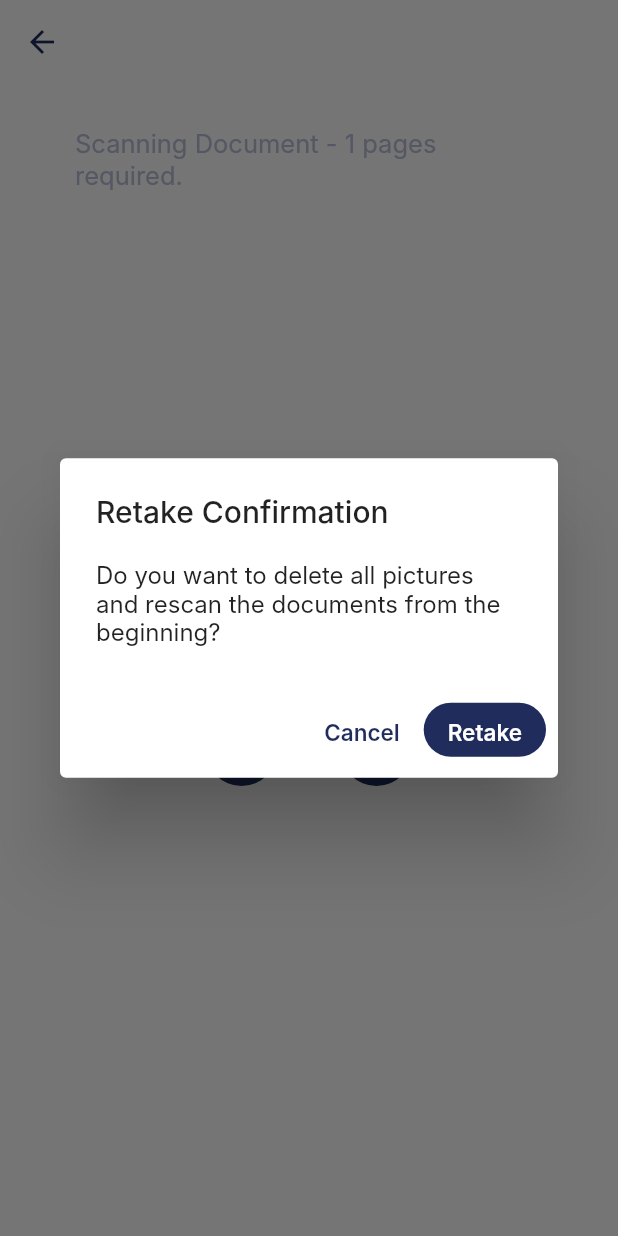
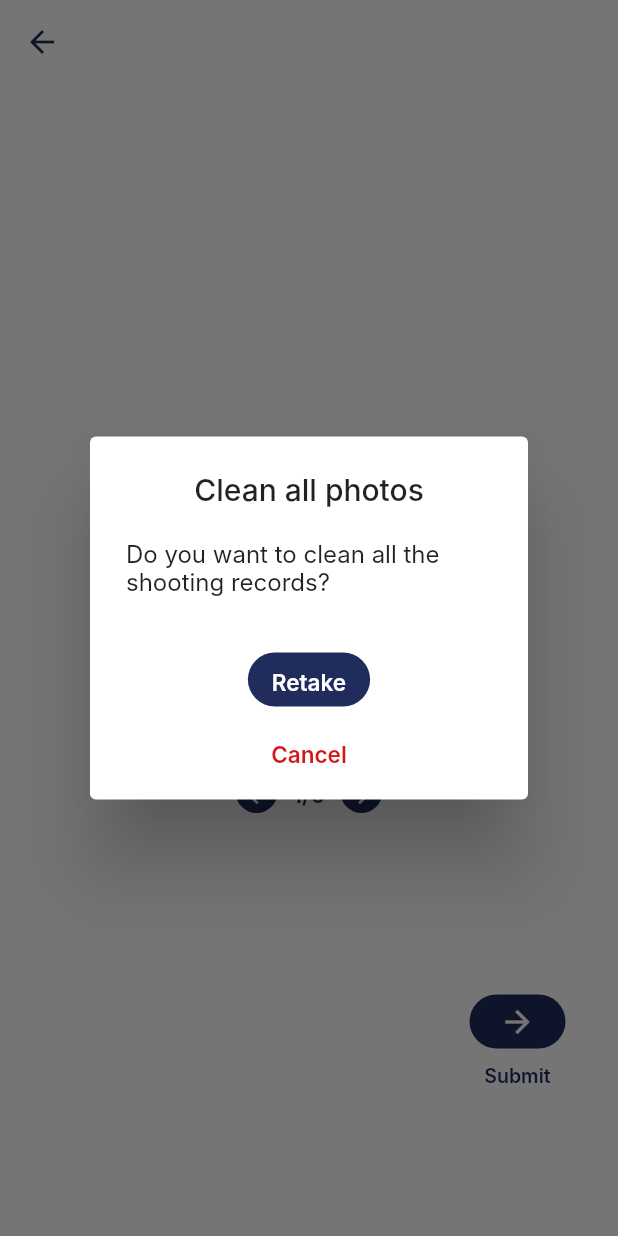
Before and after one commit to BU-Spark/se-courtinfo-mobile-flutter, a Flutter app: the ScanDocScreen screen opened by its route, after a tap on "Retake", on a phone screen of 412 x 824 dp. Run offline on Flutter 3.47's test engine with Material 2 defaults, Android fonts, the phone set to English and light mode, and no system bars; our stand-ins replace flutter_secure_storage, go_router, jwt_decoder; missing offline and left inert: cunning_document_scanner; accounts and stored records are empty; Roboto replaces fonts that are missing (Inter).

Commit message:
Styling adjustment finished
Need to reduce redundant on similar code

```diff
--- a/lib/main.dart
+++ b/lib/main.dart
@@ -126,7 +126,7 @@ class _WelcomeScreenState extends State<WelcomeScreen> {
                       margin: const EdgeInsets.fromLTRB(0, 0, 0, 0),
                       child: FloatingActionButton.extended(
                           heroTag: 'login_tag',
-                          onPressed: () => {context.goNamed('login')},
+                          onPressed: () => {context.goNamed('camera')}, //just for test, change back to "login" later on
                           label: const Text('Log in'),
                           backgroundColor: const Color(0xff1f2c5c)),
                     ),
--- a/lib/screens/camera/scanDocScreen.dart
+++ b/lib/screens/camera/scanDocScreen.dart
@@ -3,6 +3,7 @@ import 'package:flutter/material.dart';
 import 'package:go_router/go_router.dart';
 import 'package:cunning_document_scanner/cunning_document_scanner.dart';
 import '../../utility/retake_dialog.dart';
+import '../../utility/picture_dialog.dart';
 
 class ScanDocScreen extends StatefulWidget {
   final int minPageCount;
@@ -43,16 +44,10 @@ class _ScanDocScreen extends State<ScanDocScreen> {
       // Handle exception here
     }
   }
+  int _currentIndex = 0;
 
-  bool _morePicAllowed() {
-    // check whether the user is able to take more pictures (page.length < minPageCount)
-    return _pictures.length < widget.minPageCount;
-  }
-
-  int _currentIndex = 0;
   @override
   Widget build(BuildContext context) {
-    bool morePicAllowed = _morePicAllowed();
     return Scaffold(
       appBar: AppBar(
         backgroundColor: Colors.white,
@@ -64,20 +59,15 @@ class _ScanDocScreen extends State<ScanDocScreen> {
         ),
       ),
       body: Container(
-        padding: const EdgeInsets.fromLTRB(50, 20, 50, 50),
+        padding: const EdgeInsets.fromLTRB(20, 20, 20, 20),
         width: double.infinity,
-        height: 896,
+        height: 920,
         decoration: const BoxDecoration(
           color: Color(0xffffffff),
         ),
         child: Column(
           children: [
-            const SizedBox(height: 10),
-            Center(
-              child: Text(
-                  'Scanning Document - ${widget.minPageCount} pages required.'),
-            ),
-
+            const SizedBox(height: 50),
             GestureDetector(
               child: SizedBox(
                 height: 300,
@@ -93,7 +83,8 @@ class _ScanDocScreen extends State<ScanDocScreen> {
                     return Stack(children: [
                       GestureDetector(
                         onTap: () {
-                          // view a page in full-screen view
+                          _showFullScreenDialog(context,
+                              index); // view a page in full-screen view
                         },
                         child: Padding(
                           padding: const EdgeInsets.all(1.0),
@@ -114,7 +105,11 @@ class _ScanDocScreen extends State<ScanDocScreen> {
                               shape: BoxShape.circle,
                               color: Color.fromARGB(255, 212, 22, 22),
                             ),
-                            child: const Icon(Icons.close, size: 16, color: Colors.white,),
+                            child: const Icon(
+                              Icons.close,
+                              size: 16,
+                              color: Colors.white,
+                            ),
                           ),
                         ),
                       ),
@@ -123,7 +118,7 @@ class _ScanDocScreen extends State<ScanDocScreen> {
                 ),
               ),
             ),
-
+            const SizedBox(height:10),
             // Retake button
             Row(
               mainAxisAlignment: MainAxisAlignment.center,
@@ -141,7 +136,11 @@ class _ScanDocScreen extends State<ScanDocScreen> {
                     backgroundColor: Colors.white, // Background color
                   ),
                   onPressed: _showRetakeConfirm,
-                  child: const Text(
+                  child: Row(
+                    mainAxisSize: MainAxisSize.min,
+                    mainAxisAlignment: MainAxisAlignment.center,
+                    children: const [
+                      Text(
                         'Retake',
                         textAlign: TextAlign.center,
                         style: TextStyle(
@@ -151,6 +150,14 @@ class _ScanDocScreen extends State<ScanDocScreen> {
                           color: Color(0xff1f2c5c),
                         ),
                       ),
+                      SizedBox(width:5), // Adjust the spacing between the text and the icon
+                      Icon(
+                        Icons.photo_camera,
+                        color: Color(0xff1f2c5c),
+                        size: 20, // Adjust the size of the camera icon
+                      ),
+                    ],
+                  ),
                 ),
                 const SizedBox(width: 10),
                 // Add More Pages button
@@ -159,37 +166,65 @@ class _ScanDocScreen extends State<ScanDocScreen> {
                     elevation: 0,
                     shape: RoundedRectangleBorder(
                       borderRadius: BorderRadius.circular(50.0),
+                      side: const BorderSide(
+                        color: Color(0xff1f2c5c),
+                        width: 2.0,
                       ),
-                    backgroundColor: const Color(0xff1f2c5c),
+                    ),
+                    backgroundColor: Colors.white, // Background color
                   ),
                   onPressed: _addMorePicture,
-                  child: const Text(
-                    'Add more pages',
+                  child: Row(
+                    mainAxisSize: MainAxisSize.min,
+                    mainAxisAlignment: MainAxisAlignment.center,
+                    children: const [
+                      Text(
+                        'Add More Pages',
                         textAlign: TextAlign.center,
                         style: TextStyle(
-                      fontSize: 15,
+                          fontSize: 14,
                           fontWeight: FontWeight.w600,
                           height: 1.6699999173,
-                      color: Colors.white,
+                          color: Color(0xff1f2c5c),
                         ),
+                      ),
+                      SizedBox(width: 5),
+                      Text(
+                        '+',
+                        style: TextStyle(
+                          color: Color(0xff1f2c5c),
+                          fontSize: 28,
+                          fontWeight:
+                              FontWeight.bold, // Set the font weight to bold
                         ),
                       ),
                     ],
                   ),
+                ),
+              ],
+            ),
+            const SizedBox(height: 30),
             Row(
               mainAxisAlignment: MainAxisAlignment.center,
               children: [
-                Container(
+                SizedBox(
+                  width: 28,
+                  height: 28,
+                  child: Container(
                     decoration: const BoxDecoration(
                       shape: BoxShape.circle,
                       color: Color(0xFF1F2C5C),
                     ),
+                    child: Center(
                       child: IconButton(
                         icon: const Icon(
-                      Icons.arrow_back,
+                          Icons.arrow_back_ios,
                           color: Colors.white,
+                          size: 15,
                         ),
                         onPressed: () => _onNavigate(-1),
+                      ),
+                    ),
                   ),
                 ),
                 const SizedBox(width: 10),
@@ -204,25 +239,36 @@ class _ScanDocScreen extends State<ScanDocScreen> {
                   ),
                 ),
                 const SizedBox(width: 10),
-                Container(
+                SizedBox(
+                  width: 28,
+                  height: 28,
+                  child: Container(
                     decoration: const BoxDecoration(
                       shape: BoxShape.circle,
                       color: Color(0xFF1F2C5C),
                     ),
+                    child: Center(
                       child: IconButton(
                         icon: const Icon(
-                      Icons.arrow_forward,
+                          Icons.arrow_forward_ios,
                           color: Colors.white,
+                          size: 15,
                         ),
                         onPressed: () => _onNavigate(1),
                       ),
                     ),
+                  ),
+                ),
               ],
             ),
-            const SizedBox(height: 40),
+            const SizedBox(height: 100),
 
             // Submit button
-            if (!morePicAllowed)
+              Container(
+                alignment: Alignment.bottomRight,
+                margin: const EdgeInsets.all(15),
+                child: Column(
+                  children: [
                     ElevatedButton(
                       style: ElevatedButton.styleFrom(
                         elevation: 0,
@@ -232,15 +278,22 @@ class _ScanDocScreen extends State<ScanDocScreen> {
                         backgroundColor: const Color(0xff1f2c5c),
                       ),
                       onPressed: _onSubmit,
-                child: const Text(
+                      child: const Icon(
+                        Icons.arrow_forward,
+                        color: Colors.white,
+                      ),
+                    ),
+                    const Text(
                       'Submit',
                       textAlign: TextAlign.center,
                       style: TextStyle(
-                    fontSize: 12,
+                        fontSize: 13,
                         fontWeight: FontWeight.w600,
                         height: 1.6699999173,
-                    color: Colors.white,
+                        color: Color(0xff1f2c5c),
                       ),
+                    ),
+                  ],
                 ),
               ),
           ],
@@ -275,6 +328,16 @@ Future<void> _showRetakeConfirm() async {
       },
     );
   }
+
+  void _showFullScreenDialog(BuildContext context, int index) {
+    showDialog(
+      context: context,
+      builder: (context) {
+        return FullScreenDialog(imageFile: File(_pictures[index]));
+      },
+    );
+  }
+
   void _onDeletePicture(int index) {
     setState(() {
       _pictures.removeAt(index);
@@ -321,7 +384,7 @@ Future<void> _showRetakeConfirm() async {
       final snackBar = SnackBar(
         content: Text(
           'You need to scan exactly ${widget.minPageCount} pages.',
-          style: TextStyle(color: Colors.white),
+          style: const TextStyle(color: Colors.white),
         ),
         backgroundColor: Colors.red,
       );
--- a/lib/utility/retake_dialog.dart
+++ b/lib/utility/retake_dialog.dart
@@ -12,24 +12,15 @@ class RetakeDialog extends StatefulWidget {
 class _RetakeDialogState extends State<RetakeDialog> {
   @override
   Widget build(BuildContext context) {
-    return AlertDialog(
-      title: const Text('Retake Confirmation'),
-      content: const Text(
-          'Do you want to delete all pictures and rescan the documents from the beginning?'),
+    return Center(
+      child: Container(
+        padding: const EdgeInsets.fromLTRB(20, 180, 20, 180),
+        child: AlertDialog(
+          title: const Center(child: Text('Clean all photos')),
+          content: const Text('Do you want to clean all the shooting records?'),
           actions: [
-        TextButton(
-          onPressed: () => Navigator.of(context).pop(),
-          child: const Text(
-            'Cancel',
-            style: TextStyle(
-              fontSize: 15,
-              fontWeight: FontWeight.w600,
-              height: 1.6699999173,
-              color: Color(0xff1f2c5c),
-            ),
-          ),
-        ),
-        ElevatedButton(
+            Center(
+              child: ElevatedButton(
                 style: ElevatedButton.styleFrom(
                   elevation: 0,
                   shape: RoundedRectangleBorder(
@@ -52,7 +43,24 @@ class _RetakeDialogState extends State<RetakeDialog> {
                   ),
                 ),
               ),
+            ),
+            Center(
+              child: TextButton(
+                onPressed: () => Navigator.of(context).pop(),
+                child: const Text(
+                  'Cancel',
+                  style: TextStyle(
+                    fontSize: 15,
+                    fontWeight: FontWeight.w600,
+                    height: 1.6699999173,
+                    color: Color.fromARGB(255, 212, 22, 22),
+                  ),
+                ),
+              ),
+            ),
           ],
+        ),
+      ),
     );
   }
 }
```
Also changed, not shown: lib/utility/picture_dialog.dart (added, +54 -0 lines). Lines whose indentation alone changed are shown as unchanged.
